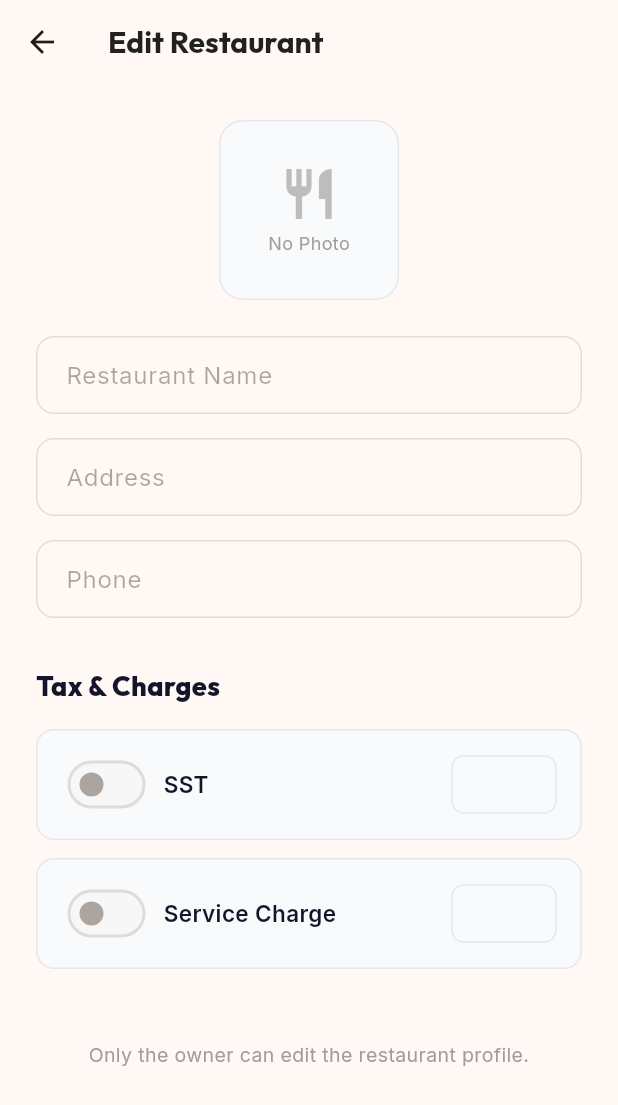
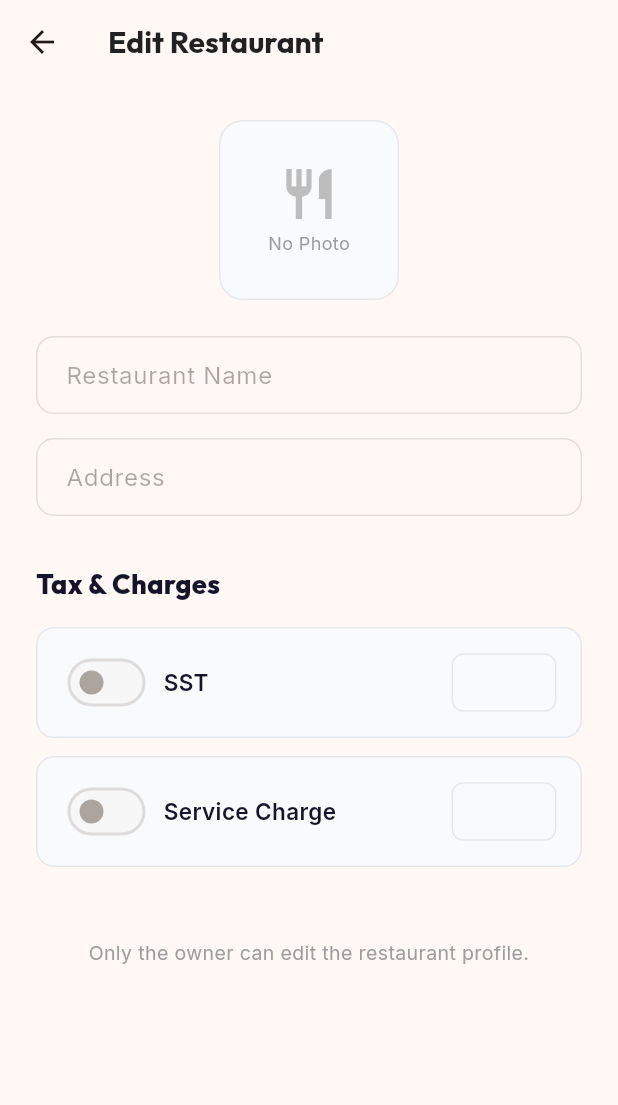
Before and after one commit to azrylshamin/lauk-ai, a Flutter app: the RestaurantProfilePage screen opened directly, on a phone screen of 412 x 824 dp. Shown: the top 1105 px of the screen. Run offline on Flutter 3.47's test engine with Material 3 defaults, Android fonts, the phone set to English and light mode, and no system bars; our stand-ins replace dotted_border, google_fonts, image_picker, shared_preferences; accounts and stored records are empty; network calls fail.

Commit message:
Remove phone field from data models and UI forms

```diff
--- a/frontend/mobile/lib/models/restaurant.dart
+++ b/frontend/mobile/lib/models/restaurant.dart
@@ -2,7 +2,6 @@ class Restaurant {
   final int id;
   final String name;
   final String address;
-  final String phone;
   final String businessHours;
   final bool sstEnabled;
   final double sstRate;
@@ -15,7 +14,6 @@ class Restaurant {
     required this.id,
     required this.name,
     required this.address,
-    required this.phone,
     this.businessHours = '',
     this.sstEnabled = false,
     this.sstRate = 6.0,
@@ -30,7 +28,6 @@ class Restaurant {
       id: json['id'],
       name: json['name'] ?? '',
       address: json['address'] ?? '',
-      phone: json['phone'] ?? '',
       businessHours: json['business_hours'] ?? '',
       sstEnabled: json['sst_enabled'] ?? false,
       sstRate: (json['sst_rate'] is String
--- a/frontend/mobile/lib/pages/onboarding/onboarding_page.dart
+++ b/frontend/mobile/lib/pages/onboarding/onboarding_page.dart
@@ -50,7 +50,7 @@ class _OnboardingPageState extends State<OnboardingPage> {
   final _authService = AuthService();
 
   final _addressController = TextEditingController();
-  final _phoneController = TextEditingController();
+
   final _sstRateController = TextEditingController(text: '6.0');
   final _scRateController = TextEditingController(text: '10.0');
 
@@ -157,7 +157,6 @@ class _OnboardingPageState extends State<OnboardingPage> {
       // Save restaurant profile
       await _restaurantService.updateProfile({
         'address': _addressController.text.trim(),
-        'phone': _phoneController.text.trim(),
         'sst_enabled': _sstEnabled,
         'sst_rate': double.tryParse(_sstRateController.text) ?? 6.0,
         'sc_enabled': _scEnabled,
@@ -221,7 +220,7 @@ class _OnboardingPageState extends State<OnboardingPage> {
   void dispose() {
     _pageController.dispose();
     _addressController.dispose();
-    _phoneController.dispose();
+
     _sstRateController.dispose();
     _scRateController.dispose();
     for (final item in _menuItems) {
@@ -379,14 +378,7 @@ class _OnboardingPageState extends State<OnboardingPage> {
             hintText: 'Enter your restaurant address',
             controller: _addressController,
           ),
-          const SizedBox(height: 20),
-          _buildTextField(
-            label: 'Phone Number',
-            hintText: 'Enter phone number',
-            controller: _phoneController,
-            keyboardType: TextInputType.phone,
-            textInputAction: TextInputAction.done,
-          ),
+
         ],
       ),
     );
--- a/frontend/mobile/lib/pages/settings/restaurant_profile_page.dart
+++ b/frontend/mobile/lib/pages/settings/restaurant_profile_page.dart
@@ -16,7 +16,7 @@ class _RestaurantProfilePageState extends State<RestaurantProfilePage> {
   final _restaurantService = RestaurantService();
   final _nameController = TextEditingController();
   final _addressController = TextEditingController();
-  final _phoneController = TextEditingController();
+
   final _sstRateController = TextEditingController();
   final _scRateController = TextEditingController();
   bool _sstEnabled = false;
@@ -37,7 +37,7 @@ class _RestaurantProfilePageState extends State<RestaurantProfilePage> {
       final r = await _restaurantService.getProfile();
       _nameController.text = r.name;
       _addressController.text = r.address;
-      _phoneController.text = r.phone;
+
       _sstEnabled = r.sstEnabled;
       _scEnabled = r.scEnabled;
       _sstRateController.text = r.sstRate.toString();
@@ -139,7 +139,6 @@ class _RestaurantProfilePageState extends State<RestaurantProfilePage> {
       await _restaurantService.updateProfile({
         'name': _nameController.text.trim(),
         'address': _addressController.text.trim(),
-        'phone': _phoneController.text.trim(),
         'sst_enabled': _sstEnabled,
         'sst_rate': double.tryParse(_sstRateController.text) ?? 6.0,
         'sc_enabled': _scEnabled,
@@ -169,7 +168,6 @@ class _RestaurantProfilePageState extends State<RestaurantProfilePage> {
   void dispose() {
     _nameController.dispose();
     _addressController.dispose();
-    _phoneController.dispose();
     _sstRateController.dispose();
     _scRateController.dispose();
     super.dispose();
@@ -242,13 +240,6 @@ class _RestaurantProfilePageState extends State<RestaurantProfilePage> {
                     controller: _addressController,
                     decoration: const InputDecoration(labelText: 'Address'),
                     enabled: isOwner,
-                  ),
-                  const SizedBox(height: 16),
-                  TextField(
-                    controller: _phoneController,
-                    decoration: const InputDecoration(labelText: 'Phone'),
-                    enabled: isOwner,
-                    keyboardType: TextInputType.phone,
                   ),
                   const SizedBox(height: 32),
 
```
